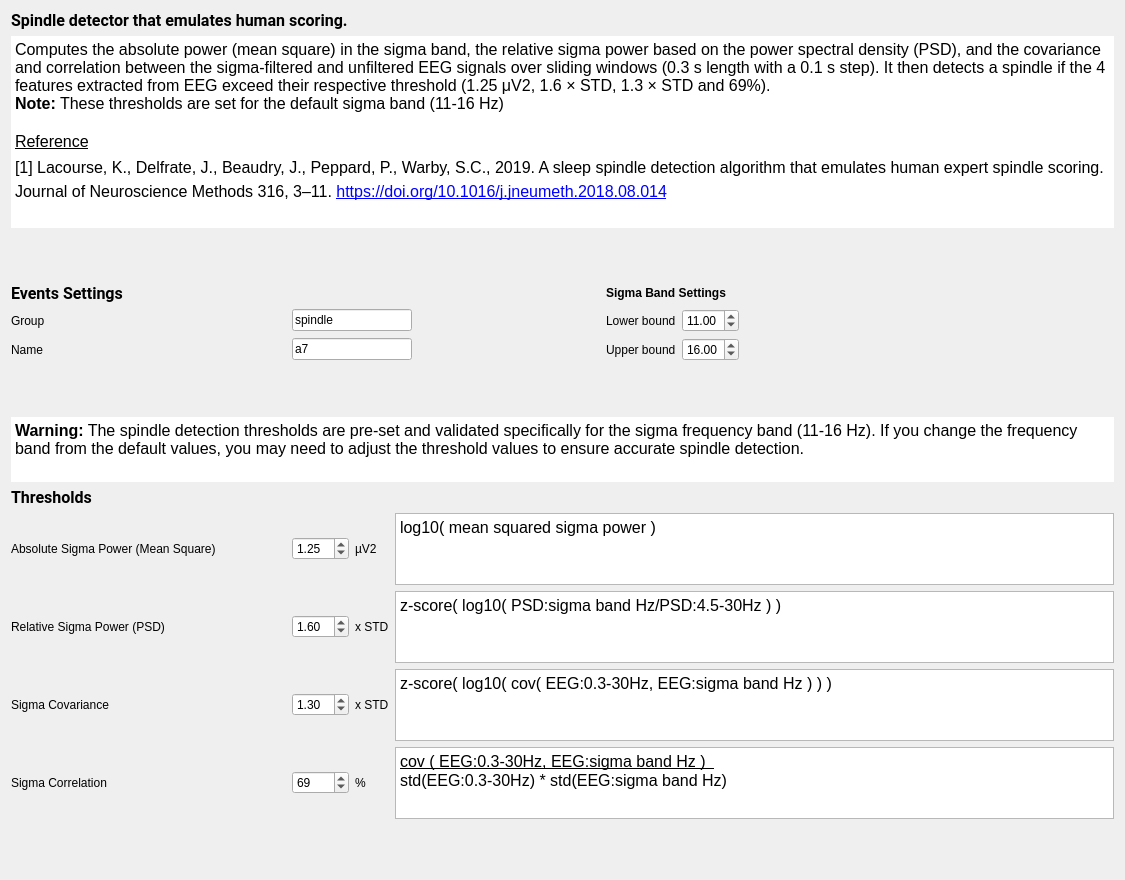
The window that tools/CEAMSTools/SpindleDetectionA7/A7Settings/Ui_A7Settings.ui (SnoozToolbox/snooz-package-ceams) describes before a commit, drawn with Qt 5.
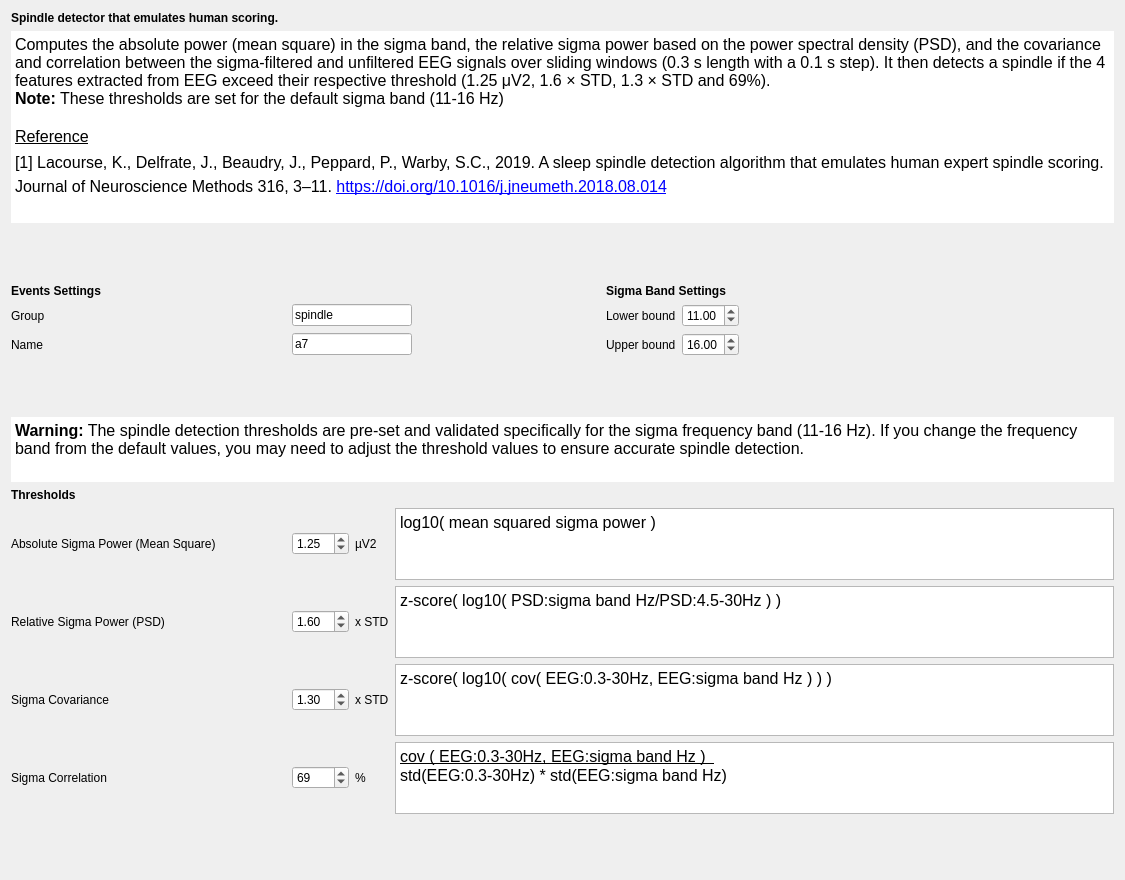
The same window after the commit.

Commit message: Font step 4: forms without fonts of their own, look kept

Patch:
```diff
--- a/tools/CEAMSTools/SpindleDetectionA7/A7Settings/Ui_A7Settings.ui
+++ b/tools/CEAMSTools/SpindleDetectionA7/A7Settings/Ui_A7Settings.ui
@@ -13,16 +13,11 @@
   <property name="windowTitle">
    <string/>
   </property>
-  <property name="styleSheet">
-   <string>font: 12pt &quot;Roboto&quot;;</string>
-  </property>
   <layout class="QVBoxLayout" name="verticalLayout">
    <item>
     <widget class="QLabel" name="label_6">
      <property name="font">
       <font>
-       <family>Roboto</family>
-       <pointsize>12</pointsize>
        <italic>false</italic>
        <bold>false</bold>
       </font>
@@ -62,7 +57,7 @@
 hr { height: 1px; border-width: 0; }
 li.unchecked::marker { content: &quot;\2610&quot;; }
 li.checked::marker { content: &quot;\2612&quot;; }
-&lt;/style&gt;&lt;/head&gt;&lt;body style=&quot; font-family:'Roboto'; font-size:12pt; font-weight:400; font-style:normal;&quot;&gt;
+&lt;/style&gt;&lt;/head&gt;&lt;body style=&quot; font-size:12pt; font-weight:400; font-style:normal;&quot;&gt;
 &lt;p style=&quot; margin-top:0px; margin-bottom:0px; margin-left:0px; margin-right:0px; -qt-block-indent:0; text-indent:0px;&quot;&gt;Computes the absolute power (mean square) in the sigma band, the relative sigma power based on the power spectral density (PSD), and the covariance and correlation between the sigma-filtered and unfiltered EEG signals over sliding windows (0.3 s length with a 0.1 s step). It then detects a spindle if the 4 features extracted from EEG exceed their respective threshold (1.25 μV2, 1.6 × STD, 1.3 × STD and 69%).&lt;br /&gt;&lt;span style=&quot; font-weight:700;&quot;&gt;Note:&lt;/span&gt; These thresholds are set for the default sigma band (11-16 Hz)&lt;/p&gt;
 &lt;p style=&quot;-qt-paragraph-type:empty; margin-top:0px; margin-bottom:0px; margin-left:0px; margin-right:0px; -qt-block-indent:0; text-indent:0px;&quot;&gt;&lt;br /&gt;&lt;/p&gt;
 &lt;p style=&quot; margin-top:0px; margin-bottom:0px; margin-left:0px; margin-right:0px; -qt-block-indent:0; text-indent:0px; line-height:135%;&quot;&gt;&lt;span style=&quot; text-decoration: underline;&quot;&gt;Reference&lt;/span&gt;&lt;/p&gt;
@@ -170,8 +165,6 @@
       <widget class="QLabel" name="label">
        <property name="font">
         <font>
-         <family>Roboto</family>
-         <pointsize>12</pointsize>
          <italic>false</italic>
          <bold>false</bold>
         </font>
@@ -341,8 +334,6 @@
     <widget class="QLabel" name="label_5">
      <property name="font">
       <font>
-       <family>Roboto</family>
-       <pointsize>12</pointsize>
        <italic>false</italic>
        <bold>false</bold>
       </font>
@@ -497,7 +488,7 @@
 hr { height: 1px; border-width: 0; }
 li.unchecked::marker { content: &quot;\2610&quot;; }
 li.checked::marker { content: &quot;\2612&quot;; }
-&lt;/style&gt;&lt;/head&gt;&lt;body style=&quot; font-family:'Roboto'; font-size:12pt; font-weight:400; font-style:normal;&quot;&gt;
+&lt;/style&gt;&lt;/head&gt;&lt;body style=&quot; font-size:12pt; font-weight:400; font-style:normal;&quot;&gt;
 &lt;p style=&quot; margin-top:0px; margin-bottom:0px; margin-left:0px; margin-right:0px; -qt-block-indent:0; text-indent:0px;&quot;&gt;log10( mean squared sigma power )&lt;/p&gt;&lt;/body&gt;&lt;/html&gt;</string>
          </property>
         </widget>
@@ -523,7 +514,7 @@
 hr { height: 1px; border-width: 0; }
 li.unchecked::marker { content: &quot;\2610&quot;; }
 li.checked::marker { content: &quot;\2612&quot;; }
-&lt;/style&gt;&lt;/head&gt;&lt;body style=&quot; font-family:'Roboto'; font-size:12pt; font-weight:400; font-style:normal;&quot;&gt;
+&lt;/style&gt;&lt;/head&gt;&lt;body style=&quot; font-size:12pt; font-weight:400; font-style:normal;&quot;&gt;
 &lt;p style=&quot; margin-top:0px; margin-bottom:0px; margin-left:0px; margin-right:0px; -qt-block-indent:0; text-indent:0px;&quot;&gt;z-score( log10( PSD:sigma band Hz/PSD:4.5-30Hz ) )&lt;/p&gt;&lt;/body&gt;&lt;/html&gt;</string>
          </property>
         </widget>
@@ -549,7 +540,7 @@
 hr { height: 1px; border-width: 0; }
 li.unchecked::marker { content: &quot;\2610&quot;; }
 li.checked::marker { content: &quot;\2612&quot;; }
-&lt;/style&gt;&lt;/head&gt;&lt;body style=&quot; font-family:'Roboto'; font-size:12pt; font-weight:400; font-style:normal;&quot;&gt;
+&lt;/style&gt;&lt;/head&gt;&lt;body style=&quot; font-size:12pt; font-weight:400; font-style:normal;&quot;&gt;
 &lt;p style=&quot; margin-top:0px; margin-bottom:0px; margin-left:0px; margin-right:0px; -qt-block-indent:0; text-indent:0px;&quot;&gt;z-score( log10( cov( EEG:0.3-30Hz, EEG:sigma band Hz ) ) )&lt;/p&gt;&lt;/body&gt;&lt;/html&gt;</string>
          </property>
         </widget>
@@ -575,7 +566,7 @@
 hr { height: 1px; border-width: 0; }
 li.unchecked::marker { content: &quot;\2610&quot;; }
 li.checked::marker { content: &quot;\2612&quot;; }
-&lt;/style&gt;&lt;/head&gt;&lt;body style=&quot; font-family:'Roboto'; font-size:12pt; font-weight:400; font-style:normal;&quot;&gt;
+&lt;/style&gt;&lt;/head&gt;&lt;body style=&quot; font-size:12pt; font-weight:400; font-style:normal;&quot;&gt;
 &lt;p style=&quot; margin-top:0px; margin-bottom:0px; margin-left:0px; margin-right:0px; -qt-block-indent:0; text-indent:0px;&quot;&gt;&lt;span style=&quot; text-decoration: underline;&quot;&gt;cov ( EEG:0.3-30Hz, EEG:sigma band Hz )  &lt;/span&gt;&lt;/p&gt;
 &lt;p style=&quot; margin-top:0px; margin-bottom:0px; margin-left:0px; margin-right:0px; -qt-block-indent:0; text-indent:0px;&quot;&gt;std(EEG:0.3-30Hz) * std(EEG:sigma band Hz)&lt;/p&gt;&lt;/body&gt;&lt;/html&gt;</string>
          </property>
```
Left out of the diff: 2 changed lines with no effect on the pictures. The commit also changes 427 other files.
